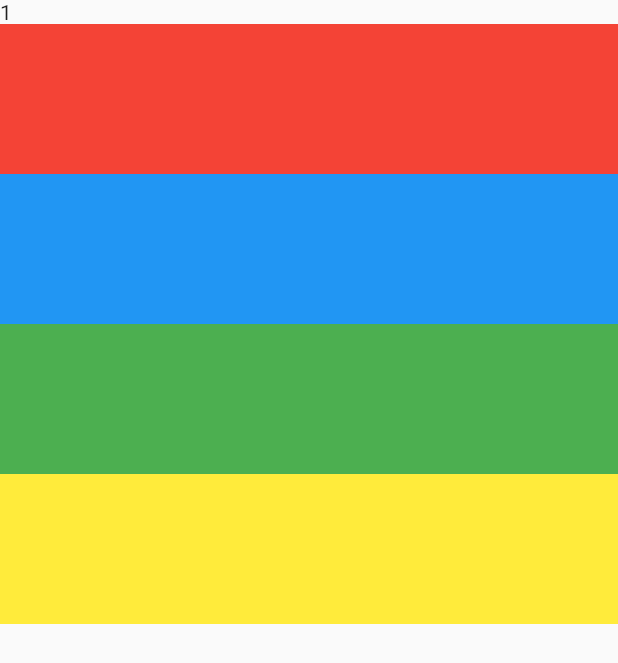
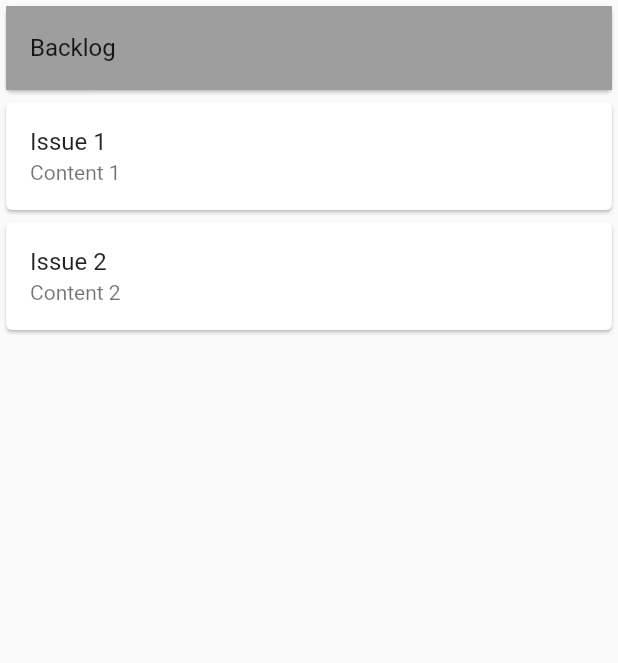
Before and after one commit to fickle-project/fickle-client, a Flutter app: the screen it shows after launch, on a phone screen of 412 x 824 dp. Shown: the top 663 px of the screen. Run offline on Flutter 3.47's test engine with Material 2 defaults, Android fonts, the phone set to English and light mode, and no system bars.

Commit message:
add: column と issue を追加

```diff
--- /dev/null
+++ b/lib/components/_components.dart
@@ -0,0 +1,2 @@
+export 'package:fickle_client/components/fickle_column.dart';
+export 'package:fickle_client/components/fickle_issue.dart';
--- /dev/null
+++ b/lib/components/fickle_column.dart
@@ -0,0 +1,31 @@
+import 'package:flutter/material.dart';
+
+import 'package:fickle_client/components/_components.dart';
+
+class FickleColumn extends StatelessWidget {
+  const FickleColumn({
+    super.key,
+    required this.name,
+    required this.color,
+    this.issues = const [],
+  });
+
+  final String name;
+  final Color color;
+  final List<FickleIssue> issues;
+
+  @override
+  Widget build(BuildContext context) {
+    return ListView(
+      children: [
+        Card(
+          child: ListTile(
+            title: Text(name),
+            tileColor: color,
+          ),
+        ),
+        ...issues
+      ],
+    );
+  }
+}
--- /dev/null
+++ b/lib/components/fickle_issue.dart
@@ -0,0 +1,22 @@
+import 'package:flutter/material.dart';
+
+class FickleIssue extends StatelessWidget {
+  const FickleIssue({
+    super.key,
+    required this.name,
+    this.content,
+  });
+
+  final String name;
+  final String? content;
+
+  @override
+  Widget build(BuildContext context) {
+    return Card(
+      child: ListTile(
+        title: Text(name),
+        subtitle: content != null ? Text(content!) : null,
+      ),
+    );
+  }
+}
--- a/lib/main.dart
+++ b/lib/main.dart
@@ -1,5 +1,6 @@
-import 'package:fickle_client/pages/index_page.dart';
 import 'package:flutter/material.dart';
+
+import 'package:fickle_client/pages/home/index_page.dart';
 
 void main() {
   runApp(const MyApp());
@@ -10,97 +11,9 @@ class MyApp extends StatelessWidget {
 
   @override
   Widget build(BuildContext context) {
-    return MaterialApp(
-      title: 'Flutter Demo',
-      theme: ThemeData(
-        primarySwatch: Colors.blue,
-      ),
-      home: const IndexPage(),
+    return const MaterialApp(
+      title: 'Fickle Client',
+      home: IndexPage(),
     );
   }
 }
-
-class MyHomePage extends StatefulWidget {
-  const MyHomePage({super.key, required this.title});
-
-  // This widget is the home page of your application. It is stateful, meaning
-  // that it has a State object (defined below) that contains fields that affect
-  // how it looks.
-
-  // This class is the configuration for the state. It holds the values (in this
-  // case the title) provided by the parent (in this case the App widget) and
-  // used by the build method of the State. Fields in a Widget subclass are
-  // always marked "final".
-
-  final String title;
-
-  @override
-  State<MyHomePage> createState() => _MyHomePageState();
-}
-
-class _MyHomePageState extends State<MyHomePage> {
-  int _counter = 0;
-
-  void _incrementCounter() {
-    setState(() {
-      // This call to setState tells the Flutter framework that something has
-      // changed in this State, which causes it to rerun the build method below
-      // so that the display can reflect the updated values. If we changed
-      // _counter without calling setState(), then the build method would not be
-      // called again, and so nothing would appear to happen.
-      _counter++;
-    });
-  }
-
-  @override
-  Widget build(BuildContext context) {
-    // This method is rerun every time setState is called, for instance as done
-    // by the _incrementCounter method above.
-    //
-    // The Flutter framework has been optimized to make rerunning build methods
-    // fast, so that you can just rebuild anything that needs updating rather
-    // than having to individually change instances of widgets.
-    return Scaffold(
-      appBar: AppBar(
-        // Here we take the value from the MyHomePage object that was created by
-        // the App.build method, and use it to set our appbar title.
-        title: Text(widget.title),
-      ),
-      body: Center(
-        // Center is a layout widget. It takes a single child and positions it
-        // in the middle of the parent.
-        child: Column(
-          // Column is also a layout widget. It takes a list of children and
-          // arranges them vertically. By default, it sizes itself to fit its
-          // children horizontally, and tries to be as tall as its parent.
-          //
-          // Invoke "debug painting" (press "p" in the console, choose the
-          // "Toggle Debug Paint" action from the Flutter Inspector in Android
-          // Studio, or the "Toggle Debug Paint" command in Visual Studio Code)
-          // to see the wireframe for each widget.
-          //
-          // Column has various properties to control how it sizes itself and
-          // how it positions its children. Here we use mainAxisAlignment to
-          // center the children vertically; the main axis here is the vertical
-          // axis because Columns are vertical (the cross axis would be
-          // horizontal).
-          mainAxisAlignment: MainAxisAlignment.center,
-          children: <Widget>[
-            const Text(
-              'You have pushed the button this many times:',
-            ),
-            Text(
-              '$_counter',
-              style: Theme.of(context).textTheme.headline4,
-            ),
-          ],
-        ),
-      ),
-      floatingActionButton: FloatingActionButton(
-        onPressed: _incrementCounter,
-        tooltip: 'Increment',
-        child: const Icon(Icons.add),
-      ), // This trailing comma makes auto-formatting nicer for build methods.
-    );
-  }
-}
--- /dev/null
+++ b/lib/pages/home/index_page.dart
@@ -0,0 +1,56 @@
+import 'package:flutter/material.dart';
+import 'package:flutter/gestures.dart';
+
+import 'package:fickle_client/components/_components.dart';
+
+// マウスでタブを切り替えるために必要
+class _MouseDraggableScrollBehavior extends MaterialScrollBehavior {
+  @override
+  Set<PointerDeviceKind> get dragDevices => <PointerDeviceKind>{
+        PointerDeviceKind.touch,
+        PointerDeviceKind.mouse,
+      };
+}
+
+class IndexPage extends StatelessWidget {
+  const IndexPage({super.key});
+
+  @override
+  Widget build(BuildContext context) {
+    final Size size = MediaQuery.of(context).size;
+
+    return Scaffold(
+      body: ScrollConfiguration(
+        behavior: _MouseDraggableScrollBehavior(),
+        child: DefaultTabController(
+          length: 4,
+          child: SizedBox(
+            height: size.height,
+            child: Column(
+              children: const [
+                Expanded(
+                  child: TabBarView(
+                    physics: PageScrollPhysics(),
+                    children: [
+                      FickleColumn(
+                        name: 'Backlog',
+                        color: Colors.grey,
+                        issues: [
+                          FickleIssue(name: 'Issue 1', content: 'Content 1'),
+                          FickleIssue(name: 'Issue 2', content: 'Content 2'),
+                        ],
+                      ),
+                      FickleColumn(name: 'In Progress', color: Colors.blue),
+                      FickleColumn(name: 'Pending', color: Colors.red),
+                      FickleColumn(name: 'Done', color: Colors.green),
+                    ],
+                  ),
+                ),
+              ],
+            ),
+          ),
+        ),
+      ),
+    );
+  }
+}
--- a/lib/pages/index_page.dart
+++ /dev/null
@@ -1,104 +0,0 @@
-import 'package:flutter/material.dart';
-import 'package:flutter/gestures.dart';
-
-class MouseDraggableScrollBehavior extends MaterialScrollBehavior {
-  @override
-  Set<PointerDeviceKind> get dragDevices => <PointerDeviceKind>{
-        PointerDeviceKind.touch,
-        PointerDeviceKind.mouse,
-      };
-}
-
-class IndexPage extends StatelessWidget {
-  const IndexPage({super.key});
-
-  @override
-  Widget build(BuildContext context) {
-    final Size size = MediaQuery.of(context).size;
-
-    return Scaffold(
-        body: ScrollConfiguration(
-      behavior: MouseDraggableScrollBehavior(),
-      child: DefaultTabController(
-        length: 3,
-        child: SizedBox(
-          height: size.height,
-          child: Column(
-            children: [
-              Expanded(
-                child: TabBarView(
-                  physics: PageScrollPhysics(),
-                  children: [
-                    ListView(
-                      children: [
-                        Text('1'),
-                        Container(
-                          height: 100,
-                          color: Colors.red,
-                        ),
-                        Container(
-                          height: 100,
-                          color: Colors.blue,
-                        ),
-                        Container(
-                          height: 100,
-                          color: Colors.green,
-                        ),
-                        Container(
-                          height: 100,
-                          color: Colors.yellow,
-                        ),
-                      ],
-                    ),
-                    ListView(
-                      children: [
-                        Text('2'),
-                        Container(
-                          height: 100,
-                          color: Colors.red,
-                        ),
-                        Container(
-                          height: 100,
-                          color: Colors.blue,
-                        ),
-                        Container(
-                          height: 100,
-                          color: Colors.green,
-                        ),
-                        Container(
-                          height: 100,
-                          color: Colors.yellow,
-                        ),
-                      ],
-                    ),
-                    ListView(
-                      children: [
-                        Text('3'),
-                        Container(
-                          height: 100,
-                          color: Colors.red,
-                        ),
-                        Container(
-                          height: 100,
-                          color: Colors.blue,
-                        ),
-                        Container(
-                          height: 100,
-                          color: Colors.green,
-                        ),
-                        Container(
-                          height: 100,
-                          color: Colors.yellow,
-                        ),
-                      ],
-                    ),
-                  ]
-                )
-              ),
-            ],
-          ),
-        ),
-      ),
-    ));
-  }
-}
```
